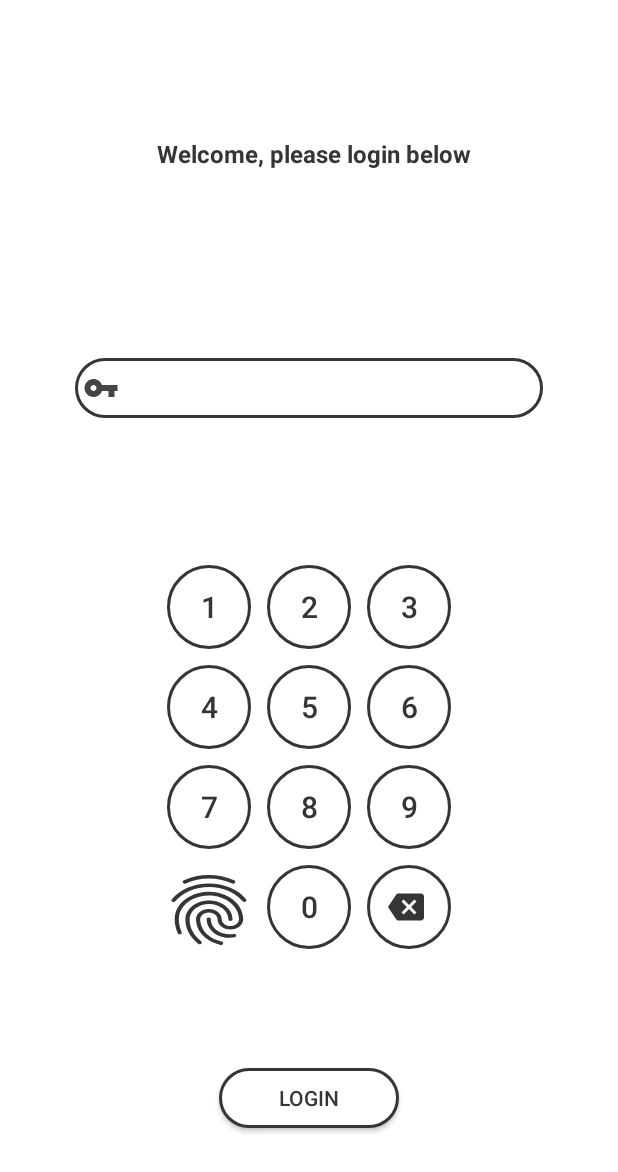
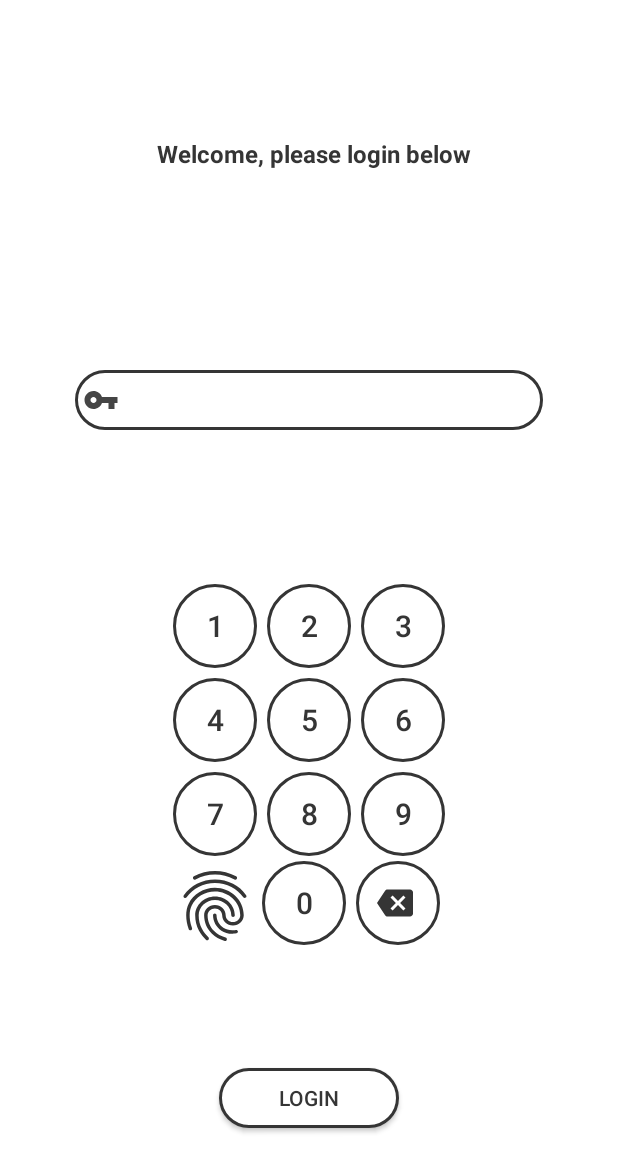
Before and after one commit to BobbyBriQz/IdeasAppForMobileDevelopers, an Android app: the LoginActivity screen opened directly, with no data from a screen before it, on a phone screen of 412 x 824 dp. Shown: the top 1172 px of the screen. Run offline under Robolectric (Android 15) with nearby library versions, the phone set to English and light mode, and no system bars.

Commit message:
Code cleanup: changed left and right to start and end in xml files. Fixed marginHorizontal and marginVertical warnings in xml files. Fixed contentDescription and autoFillHint warnings in xml files.

```diff
--- a/app/src/main/res/layout/activity_login.xml
+++ b/app/src/main/res/layout/activity_login.xml
@@ -3,6 +3,7 @@
     xmlns:app="http://schemas.android.com/apk/res-auto"
     xmlns:tools="http://schemas.android.com/tools"
     android:layout_width="match_parent"
+    android:importantForAutofill="noExcludeDescendants"
     android:layout_height="match_parent"
     android:background="?attr/activityBackgroundTint"
     tools:context=".activities.LoginActivity">
@@ -15,10 +16,11 @@
         android:layout_marginLeft="50dp"
         android:layout_marginRight="50dp"
         android:gravity="center"
-        android:paddingLeft="5dp"
+        android:paddingStart="5dp"
+        android:paddingEnd="0dp"
         android:text="Welcome, please login below"
         android:textColor="?attr/primaryTextColor"
-        android:textSize="16dp"
+        android:textSize="16sp"
         android:textStyle="bold"
         app:layout_constraintEnd_toEndOf="parent"
         app:layout_constraintStart_toStartOf="parent"
@@ -44,7 +46,8 @@
         app:layout_constraintBottom_toTopOf="@+id/passwordKeypadLL"
         app:layout_constraintEnd_toEndOf="parent"
         app:layout_constraintStart_toStartOf="parent"
-        app:layout_constraintTop_toBottomOf="@id/guideline12" />
+        app:layout_constraintTop_toBottomOf="@id/guideline12"
+        tools:ignore="LabelFor" />
 
     <LinearLayout
         android:id="@+id/passwordKeypadLL"
@@ -62,13 +65,15 @@
         <LinearLayout
             android:layout_width="match_parent"
             android:layout_height="wrap_content"
-            android:layout_marginVertical="5dp"
+            android:layout_marginTop="3dp"
+            android:layout_marginBottom="3dp"
             android:orientation="horizontal">
 
             <Button
                 android:layout_width="56dp"
                 android:layout_height="56dp"
-                android:layout_marginHorizontal="5dp"
+                android:layout_marginStart="3dp"
+                android:layout_marginEnd="3dp"
                 android:background="@drawable/login_button_bg"
                 android:onClick="onClick"
                 android:tag="1"
@@ -79,7 +84,8 @@
             <Button
                 android:layout_width="56dp"
                 android:layout_height="56dp"
-                android:layout_marginHorizontal="5dp"
+                android:layout_marginStart="3dp"
+                android:layout_marginEnd="3dp"
                 android:background="@drawable/login_button_bg"
                 android:onClick="onClick"
                 android:tag="2"
@@ -90,7 +96,8 @@
             <Button
                 android:layout_width="56dp"
                 android:layout_height="56dp"
-                android:layout_marginHorizontal="5dp"
+                android:layout_marginStart="3dp"
+                android:layout_marginEnd="3dp"
                 android:background="@drawable/login_button_bg"
                 android:onClick="onClick"
                 android:tag="3"
@@ -103,13 +110,15 @@
         <LinearLayout
             android:layout_width="match_parent"
             android:layout_height="wrap_content"
-            android:layout_marginVertical="5dp"
+            android:layout_marginTop="3dp"
+            android:layout_marginBottom="3dp"
             android:orientation="horizontal">
 
             <Button
                 android:layout_width="56dp"
                 android:layout_height="56dp"
-                android:layout_marginHorizontal="5dp"
+                android:layout_marginStart="3dp"
+                android:layout_marginEnd="3dp"
                 android:background="@drawable/login_button_bg"
                 android:onClick="onClick"
                 android:tag="4"
@@ -120,7 +129,8 @@
             <Button
                 android:layout_width="56dp"
                 android:layout_height="56dp"
-                android:layout_marginHorizontal="5dp"
+                android:layout_marginStart="3dp"
+                android:layout_marginEnd="3dp"
                 android:background="@drawable/login_button_bg"
                 android:onClick="onClick"
                 android:tag="5"
@@ -131,7 +141,8 @@
             <Button
                 android:layout_width="56dp"
                 android:layout_height="56dp"
-                android:layout_marginHorizontal="5dp"
+                android:layout_marginStart="3dp"
+                android:layout_marginEnd="3dp"
                 android:background="@drawable/login_button_bg"
                 android:onClick="onClick"
                 android:tag="6"
@@ -144,13 +155,15 @@
         <LinearLayout
             android:layout_width="match_parent"
             android:layout_height="wrap_content"
-            android:layout_marginVertical="5dp"
+            android:layout_marginTop="3dp"
+            android:layout_marginBottom="3dp"
             android:orientation="horizontal">
 
             <Button
                 android:layout_width="56dp"
                 android:layout_height="56dp"
-                android:layout_marginHorizontal="5dp"
+                android:layout_marginStart="3dp"
+                android:layout_marginEnd="3dp"
                 android:background="@drawable/login_button_bg"
                 android:onClick="onClick"
                 android:tag="7"
@@ -161,7 +174,8 @@
             <Button
                 android:layout_width="56dp"
                 android:layout_height="56dp"
-                android:layout_marginHorizontal="5dp"
+                android:layout_marginStart="3dp"
+                android:layout_marginEnd="3dp"
                 android:background="@drawable/login_button_bg"
                 android:onClick="onClick"
                 android:tag="8"
@@ -172,7 +186,8 @@
             <Button
                 android:layout_width="56dp"
                 android:layout_height="56dp"
-                android:layout_marginHorizontal="5dp"
+                android:layout_marginStart="3dp"
+                android:layout_marginEnd="3dp"
                 android:background="@drawable/login_button_bg"
                 android:onClick="onClick"
                 android:tag="9"
@@ -185,8 +200,9 @@
         <LinearLayout
             android:layout_width="match_parent"
             android:layout_height="wrap_content"
-            android:layout_marginVertical="5dp"
-            android:gravity="right"
+            android:layout_marginStart="3dp"
+            android:layout_marginEnd="3dp"
+            android:gravity="end"
             android:orientation="horizontal">
 
             <Button
@@ -202,7 +218,8 @@
             <Button
                 android:layout_width="56dp"
                 android:layout_height="56dp"
-                android:layout_marginHorizontal="5dp"
+                android:layout_marginStart="3dp"
+                android:layout_marginEnd="3dp"
                 android:background="@drawable/login_button_bg"
                 android:onClick="onClick"
                 android:tag="0"
@@ -213,11 +230,13 @@
             <Button
                 android:layout_width="56dp"
                 android:layout_height="56dp"
-                android:layout_marginHorizontal="5dp"
+                android:layout_marginStart="3dp"
+                android:layout_marginEnd="3dp"
                 android:background="@drawable/login_button_bg"
-                android:drawableLeft="@drawable/ic_backspace"
+                android:drawableStart="@drawable/ic_backspace"
                 android:onClick="onClick"
                 android:paddingStart="14dp"
+                android:paddingEnd="0dp"
                 android:tag="delete"
                 android:textColor="?attr/primaryTextColor"
                 android:textSize="20sp" />
--- a/app/src/main/res/layout/activity_view_bitmaps.xml
+++ b/app/src/main/res/layout/activity_view_bitmaps.xml
@@ -11,7 +11,8 @@
         android:layout_width="match_parent"
         android:layout_height="wrap_content"
         android:scaleType="fitCenter"
-        android:layout_gravity="center_vertical"/>
+        android:layout_gravity="center_vertical"
+        android:contentDescription="Image displayed"/>
 
     <ImageView
         android:id="@+id/bitmapBackButton"
@@ -19,6 +20,7 @@
         android:layout_width="36dp"
         android:layout_height="36dp"
         android:src="@drawable/ic_arrow_back"
+        android:contentDescription="back button"
         />
 
 
--- a/app/src/main/res/layout/card_image_rv.xml
+++ b/app/src/main/res/layout/card_image_rv.xml
@@ -12,6 +12,7 @@
         android:id="@+id/imageBitmapRV"
         android:layout_width="140dp"
         android:layout_height="160dp"
-        android:scaleType="centerCrop"/>
+        android:scaleType="centerCrop"
+        android:contentDescription="Image in recyclerView"/>
 
 </androidx.cardview.widget.CardView>
--- a/app/src/main/res/layout/card_layout.xml
+++ b/app/src/main/res/layout/card_layout.xml
@@ -36,6 +36,7 @@
             android:layout_height="0dp"
             android:layout_marginTop="20dp"
             android:paddingStart="10dp"
+            android:paddingEnd="0dp"
             android:textSize="16sp"
             android:textStyle="bold"
             android:textColor="?attr/primaryTextColor"
@@ -76,6 +77,7 @@
             android:layout_width="0dp"
             android:layout_height="0dp"
             android:paddingStart="10dp"
+            android:paddingEnd="0dp"
             android:textSize="14sp"
             android:textColor="?attr/primaryTextColor"
             app:layout_constraintBottom_toBottomOf="@id/constrainLayout"
--- a/app/src/main/res/layout/cardview_for_about_developer.xml
+++ b/app/src/main/res/layout/cardview_for_about_developer.xml
@@ -32,6 +32,7 @@
                 android:layout_width="150dp"
                 android:layout_height="150dp"
                 android:src="@drawable/bobby"
+                android:contentDescription="Developer's picture"
                 />
         </androidx.cardview.widget.CardView>
 
--- a/app/src/main/res/layout/todo_card_layout.xml
+++ b/app/src/main/res/layout/todo_card_layout.xml
@@ -19,6 +19,7 @@
             app:layout_constraintStart_toStartOf="parent"
             app:layout_constraintTop_toTopOf="parent"
             app:layout_constraintBottom_toBottomOf="parent"
+            android:contentDescription="Todo completed button"
 
             />
 
@@ -26,7 +27,6 @@
             android:id="@+id/todoTV"
             android:layout_width="0dp"
             android:layout_height="wrap_content"
-            android:inputType="textMultiLine|textCapSentences"
             android:textColor="?attr/primaryTextColor"
             app:layout_constraintBottom_toBottomOf="parent"
             app:layout_constraintEnd_toStartOf="@id/deleteTodoButton"
@@ -41,6 +41,7 @@
             app:layout_constraintEnd_toEndOf="parent"
             app:layout_constraintTop_toTopOf="parent"
             app:layout_constraintBottom_toBottomOf="parent"
+            android:contentDescription="Todo delete button"
             />
 
 
```
Also changed, not shown: app/src/main/res/layout/activity_detailed_page.xml (+6 -3 lines), app/src/main/res/layout/activity_new_idea.xml (+9 -4 lines), app/src/main/res/layout/activity_register.xml (+19 -13 lines), app/src/main/res/menu/new_idea_menu.xml (+0 -7 lines).
